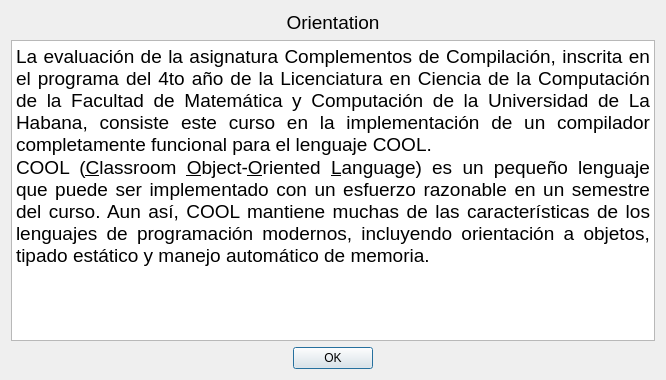
Before: the Qt Designer form src/uis/orientation.ui in matcom/cool-compiler-2021, drawn with Qt 5.
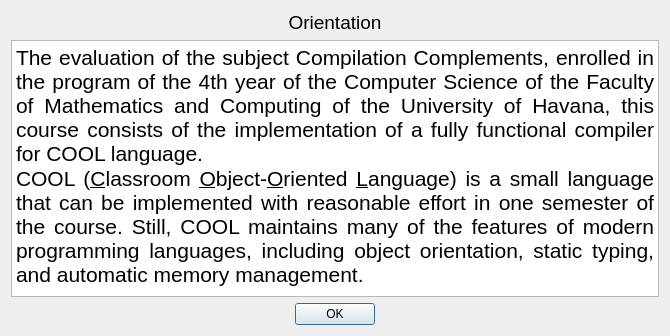
After: the same form once the commit is applied. Icons and pictures are not drawn.

Commit message: update orientation window of the app desktop

```diff
--- a/src/uis/orientation.ui
+++ b/src/uis/orientation.ui
@@ -6,8 +6,8 @@
    <rect>
     <x>0</x>
     <y>0</y>
-    <width>666</width>
-    <height>380</height>
+    <width>670</width>
+    <height>336</height>
    </rect>
   </property>
   <property name="windowTitle">
@@ -38,8 +38,8 @@
 &lt;html&gt;&lt;head&gt;&lt;meta name=&quot;qrichtext&quot; content=&quot;1&quot; /&gt;&lt;style type=&quot;text/css&quot;&gt;
 p, li { white-space: pre-wrap; }
 &lt;/style&gt;&lt;/head&gt;&lt;body style=&quot; font-family:'Ubuntu'; font-size:11pt; font-weight:400; font-style:normal;&quot;&gt;
-&lt;p align=&quot;justify&quot; style=&quot; margin-top:0px; margin-bottom:0px; margin-left:0px; margin-right:0px; -qt-block-indent:0; text-indent:0px;&quot;&gt;&lt;span style=&quot; font-family:'MS Shell Dlg 2'; font-size:14pt;&quot;&gt;La evaluación de la asignatura Complementos de Compilación, inscrita en el programa del 4to año de la Licenciatura en Ciencia de la Computación de la Facultad de Matemática y Computación de la Universidad de La Habana, consiste este curso en la implementación de un compilador completamente funcional para el lenguaje COOL.&lt;/span&gt;&lt;/p&gt;
-&lt;p align=&quot;justify&quot; style=&quot; margin-top:0px; margin-bottom:0px; margin-left:0px; margin-right:0px; -qt-block-indent:0; text-indent:0px;&quot;&gt;&lt;span style=&quot; font-family:'MS Shell Dlg 2'; font-size:14pt;&quot;&gt;COOL (&lt;/span&gt;&lt;span style=&quot; font-family:'MS Shell Dlg 2'; font-size:14pt; text-decoration: underline;&quot;&gt;C&lt;/span&gt;&lt;span style=&quot; font-family:'MS Shell Dlg 2'; font-size:14pt;&quot;&gt;lassroom &lt;/span&gt;&lt;span style=&quot; font-family:'MS Shell Dlg 2'; font-size:14pt; text-decoration: underline;&quot;&gt;O&lt;/span&gt;&lt;span style=&quot; font-family:'MS Shell Dlg 2'; font-size:14pt;&quot;&gt;bject-&lt;/span&gt;&lt;span style=&quot; font-family:'MS Shell Dlg 2'; font-size:14pt; text-decoration: underline;&quot;&gt;O&lt;/span&gt;&lt;span style=&quot; font-family:'MS Shell Dlg 2'; font-size:14pt;&quot;&gt;riented &lt;/span&gt;&lt;span style=&quot; font-family:'MS Shell Dlg 2'; font-size:14pt; text-decoration: underline;&quot;&gt;L&lt;/span&gt;&lt;span style=&quot; font-family:'MS Shell Dlg 2'; font-size:14pt;&quot;&gt;anguage) es un pequeño lenguaje que puede ser implementado con un esfuerzo razonable en un semestre del curso. Aun así, COOL mantiene muchas de las características de los lenguajes de programación modernos, incluyendo orientación a objetos, tipado estático y manejo automático de memoria.&lt;/span&gt;&lt;/p&gt;&lt;/body&gt;&lt;/html&gt;</string>
+&lt;p align=&quot;justify&quot; style=&quot; margin-top:0px; margin-bottom:0px; margin-left:0px; margin-right:0px; -qt-block-indent:0; text-indent:0px;&quot;&gt;&lt;span style=&quot; font-size:16pt;&quot;&gt;The evaluation of the subject Compilation Complements, enrolled in the program of the 4th year of the Computer Science of the Faculty of Mathematics and Computing of the University of Havana, this course consists of the implementation of a fully functional compiler for COOL language.&lt;/span&gt;&lt;/p&gt;
+&lt;p align=&quot;justify&quot; style=&quot; margin-top:0px; margin-bottom:0px; margin-left:0px; margin-right:0px; -qt-block-indent:0; text-indent:0px;&quot;&gt;&lt;span style=&quot; font-size:16pt;&quot;&gt;COOL (&lt;/span&gt;&lt;span style=&quot; font-size:16pt; text-decoration: underline;&quot;&gt;C&lt;/span&gt;&lt;span style=&quot; font-size:16pt;&quot;&gt;lassroom &lt;/span&gt;&lt;span style=&quot; font-size:16pt; text-decoration: underline;&quot;&gt;O&lt;/span&gt;&lt;span style=&quot; font-size:16pt;&quot;&gt;bject-&lt;/span&gt;&lt;span style=&quot; font-size:16pt; text-decoration: underline;&quot;&gt;O&lt;/span&gt;&lt;span style=&quot; font-size:16pt;&quot;&gt;riented &lt;/span&gt;&lt;span style=&quot; font-size:16pt; text-decoration: underline;&quot;&gt;L&lt;/span&gt;&lt;span style=&quot; font-size:16pt;&quot;&gt;anguage) is a small language that can be implemented with reasonable effort in one semester of the course. Still, COOL maintains many of the features of modern programming languages, including object orientation, static typing, and automatic memory management.&lt;/span&gt;&lt;/p&gt;&lt;/body&gt;&lt;/html&gt;</string>
      </property>
     </widget>
    </item>
```
Left out of the diff: 2 changed lines with no effect on the pictures. The commit also changes 1 other file.
